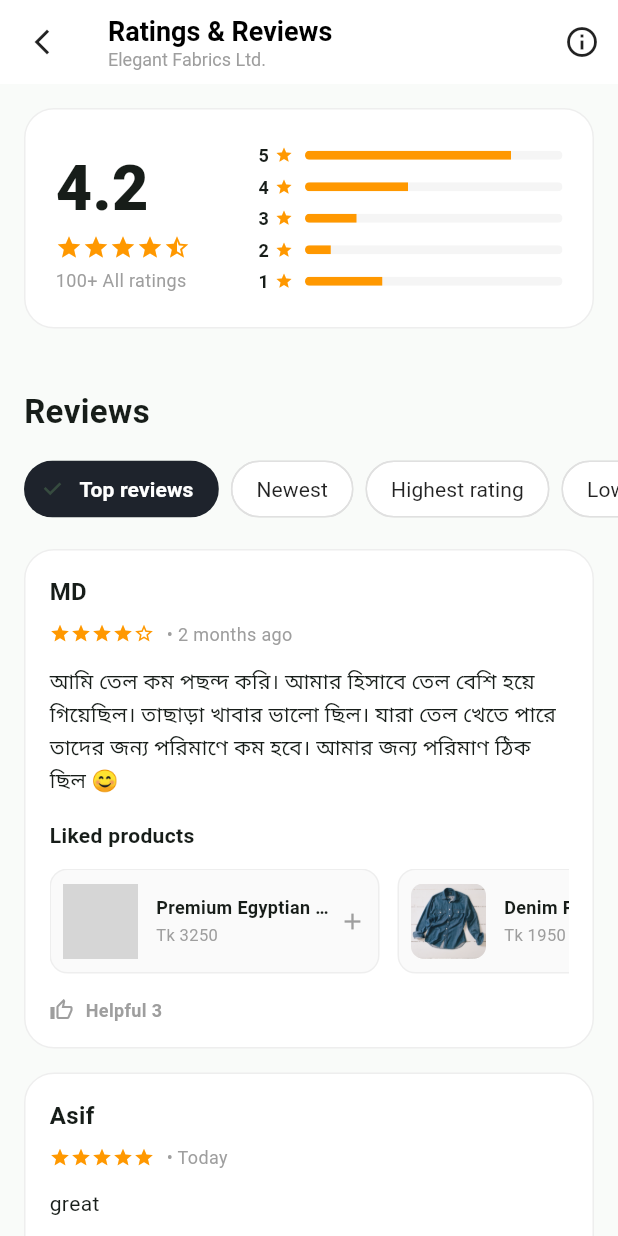
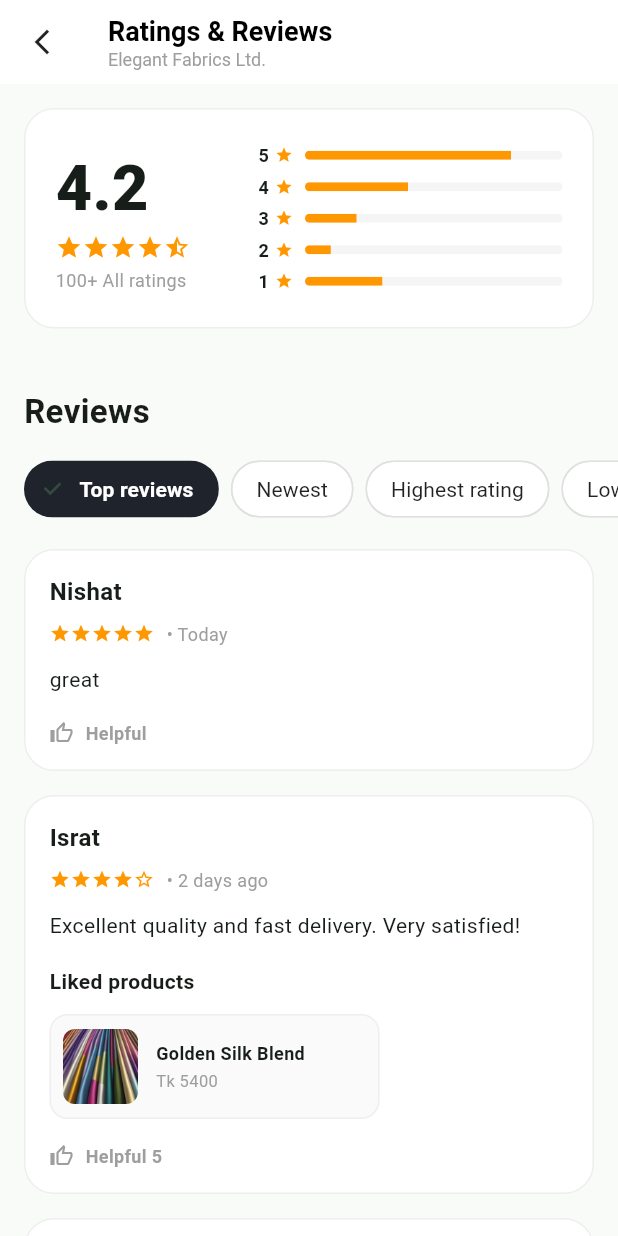
Before and after one commit to meemmac/Sketch2Stitch, a Flutter app: the RetailerReviewsScreen screen opened directly, on a phone screen of 412 x 824 dp. Run offline on Flutter 3.47's test engine with Material 3 defaults, Android fonts, the phone set to English and light mode, and no system bars; our stand-ins replace cloud_firestore, firebase_auth, firebase_core, image_picker, shared_preferences; missing offline and left inert: gal; accounts and stored records are empty; generated files the repository leaves out were written again; grey boxes are pictures that could not be loaded.

Commit message:
issue of review fixed

```diff
--- a/lib/screens/retailer/reviews_screen.dart
+++ b/lib/screens/retailer/reviews_screen.dart
@@ -15,19 +15,39 @@ class ReviewProduct {
 class UserReview {
   final String userName;
   final double rating;
-  final String date;
+  final String dateLabel;
+  final DateTime createdAt;
   final String comment;
   final List<ReviewProduct> products;
   final int helpfulCount;
+  final bool isHelpful;
 
   const UserReview({
     required this.userName,
     required this.rating,
-    required this.date,
+    required this.dateLabel,
+    required this.createdAt,
     required this.comment,
     required this.products,
     required this.helpfulCount,
+    this.isHelpful = false,
   });
+
+  UserReview copyWith({
+    int? helpfulCount,
+    bool? isHelpful,
+  }) {
+    return UserReview(
+      userName: userName,
+      rating: rating,
+      dateLabel: dateLabel,
+      createdAt: createdAt,
+      comment: comment,
+      products: products,
+      helpfulCount: helpfulCount ?? this.helpfulCount,
+      isHelpful: isHelpful ?? this.isHelpful,
+    );
+  }
 }
 
 class RetailerReviewsScreen extends StatefulWidget {
@@ -43,39 +63,79 @@ class _RetailerReviewsScreenState extends State<RetailerReviewsScreen> {
   String _selectedFilter = "Top reviews";
 
   final List<UserReview> _reviews = [
-    const UserReview(
-      userName: "MD",
+    UserReview(
+      userName: "Tasphia",
       rating: 4.0,
-      date: "2 months ago",
-      comment: "আমি তেল কম পছন্দ করি। আমার হিসাবে তেল বেশি হয়ে গিয়েছিল। তাছাড়া খাবার ভালো ছিল। যারা তেল খেতে পারে তাদের জন্য পরিমাণে কম হবে। আমার জন্য পরিমাণ ঠিক ছিল 😊",
+      dateLabel: "2 months ago",
+      createdAt: DateTime.now().subtract(const Duration(days: 60)),
+      comment: "Denim quality was good but a little too expensive.",
       helpfulCount: 3,
-      products: [
+      products: const [
         ReviewProduct(name: "Premium Egyptian Cotton", image: "assets/images/fabrics_rolled.jpg", price: 3250),
         ReviewProduct(name: "Denim Patchwork", image: "assets/images/denim.jpg", price: 1950),
       ],
     ),
-    const UserReview(
-      userName: "Asif",
+    UserReview(
+      userName: "Nishat",
       rating: 5.0,
-      date: "Today",
+      dateLabel: "Today",
+      createdAt: DateTime.now(),
       comment: "great",
       helpfulCount: 0,
-      products: [],
+      products: const [],
     ),
-    const UserReview(
-      userName: "Md",
+    UserReview(
+      userName: "Israt",
       rating: 4.5,
-      date: "2 days ago",
+      dateLabel: "2 days ago",
+      createdAt: DateTime.now().subtract(const Duration(days: 2)),
       comment: "Excellent quality and fast delivery. Very satisfied!",
       helpfulCount: 5,
-      products: [
+      products: const [
         ReviewProduct(name: "Golden Silk Blend", image: "assets/images/silk.jpg", price: 5400),
+      ],
+    ),
+    UserReview(
+      userName: "Riya",
+      rating: 2.0,
+      dateLabel: "1 week ago",
+      createdAt: DateTime.now().subtract(const Duration(days: 7)),
+      comment: "The color was slightly different than the photo.",
+      helpfulCount: 1,
+      products: const [
+        ReviewProduct(name: "Printed Scarf", image: "assets/images/gorgeous.jpg", price: 3000),
       ],
     ),
   ];
 
+  List<UserReview> get _filteredReviews {
+    List<UserReview> sortedList = List.from(_reviews);
+    switch (_selectedFilter) {
+      case "Top reviews":
+        // Sort by high rating first, then by helpful count
+        sortedList.sort((a, b) {
+          int ratingComp = b.rating.compareTo(a.rating);
+          if (ratingComp != 0) return ratingComp;
+          return b.helpfulCount.compareTo(a.helpfulCount);
+        });
+        break;
+      case "Newest":
+        sortedList.sort((a, b) => b.createdAt.compareTo(a.createdAt));
+        break;
+      case "Highest rating":
+        sortedList.sort((a, b) => b.rating.compareTo(a.rating));
+        break;
+      case "Lowest rating":
+        sortedList.sort((a, b) => a.rating.compareTo(b.rating));
+        break;
+    }
+    return sortedList;
+  }
+
   @override
   Widget build(BuildContext context) {
+    final filtered = _filteredReviews;
+
     return Scaffold(
       backgroundColor: const Color(0xFFF9FBF9),
       appBar: AppBar(
@@ -98,12 +158,6 @@ class _RetailerReviewsScreenState extends State<RetailerReviewsScreen> {
             ),
           ],
         ),
-        actions: [
-          IconButton(
-            icon: const Icon(Icons.info_outline, color: Colors.black87),
-            onPressed: () {},
-          ),
-        ],
       ),
       body: SingleChildScrollView(
         child: Column(
@@ -123,9 +177,9 @@ class _RetailerReviewsScreenState extends State<RetailerReviewsScreen> {
               shrinkWrap: true,
               physics: const NeverScrollableScrollPhysics(),
               padding: const EdgeInsets.symmetric(horizontal: 16),
-              itemCount: _reviews.length,
+              itemCount: filtered.length,
               separatorBuilder: (context, index) => const SizedBox(height: 16),
-              itemBuilder: (context, index) => _buildReviewItem(_reviews[index]),
+              itemBuilder: (context, index) => _buildReviewItem(filtered[index]),
             ),
             const SizedBox(height: 32),
           ],
@@ -227,7 +281,11 @@ class _RetailerReviewsScreenState extends State<RetailerReviewsScreen> {
             child: ChoiceChip(
               label: Text(filter),
               selected: isSelected,
-              onSelected: (val) => setState(() => _selectedFilter = filter),
+              onSelected: (val) {
+                if (val) {
+                  setState(() => _selectedFilter = filter);
+                }
+              },
               selectedColor: const Color(0xFF1E232C),
               labelStyle: TextStyle(
                 color: isSelected ? Colors.white : Colors.black87,
@@ -275,7 +333,7 @@ class _RetailerReviewsScreenState extends State<RetailerReviewsScreen> {
               ),
               const SizedBox(width: 8),
               Text(
-                "• ${review.date}",
+                "• ${review.dateLabel}",
                 style: const TextStyle(color: Colors.grey, fontSize: 12),
               ),
             ],
@@ -303,15 +361,45 @@ class _RetailerReviewsScreenState extends State<RetailerReviewsScreen> {
             ),
           ],
           const SizedBox(height: 16),
-          Row(
+          InkWell(
+            onTap: () {
+              setState(() {
+                final index = _reviews.indexWhere((r) => r.userName == review.userName && r.createdAt == review.createdAt);
+                if (index != -1) {
+                  final current = _reviews[index];
+                  if (current.isHelpful) {
+                    _reviews[index] = current.copyWith(
+                      helpfulCount: current.helpfulCount - 1,
+                      isHelpful: false,
+                    );
+                  } else {
+                    _reviews[index] = current.copyWith(
+                      helpfulCount: current.helpfulCount + 1,
+                      isHelpful: true,
+                    );
+                  }
+                }
+              });
+            },
+            child: Row(
+              mainAxisSize: MainAxisSize.min,
               children: [
-              const Icon(Icons.thumb_up_alt_outlined, size: 16, color: Colors.grey),
+                Icon(
+                  review.isHelpful ? Icons.thumb_up_alt : Icons.thumb_up_alt_outlined,
+                  size: 16,
+                  color: review.isHelpful ? Colors.orange : Colors.grey,
+                ),
                 const SizedBox(width: 8),
                 Text(
                   review.helpfulCount > 0 ? "Helpful ${review.helpfulCount}" : "Helpful",
-                style: const TextStyle(color: Colors.grey, fontSize: 12, fontWeight: FontWeight.bold),
+                  style: TextStyle(
+                    color: review.isHelpful ? Colors.orange : Colors.grey,
+                    fontSize: 12,
+                    fontWeight: FontWeight.bold,
+                  ),
                 ),
               ],
+            ),
           ),
         ],
       ),
@@ -358,7 +446,6 @@ class _RetailerReviewsScreenState extends State<RetailerReviewsScreen> {
               ],
             ),
           ),
-          const Icon(Icons.add, size: 18, color: Colors.grey),
         ],
       ),
     );
```
Lines whose indentation alone changed are shown as unchanged.
